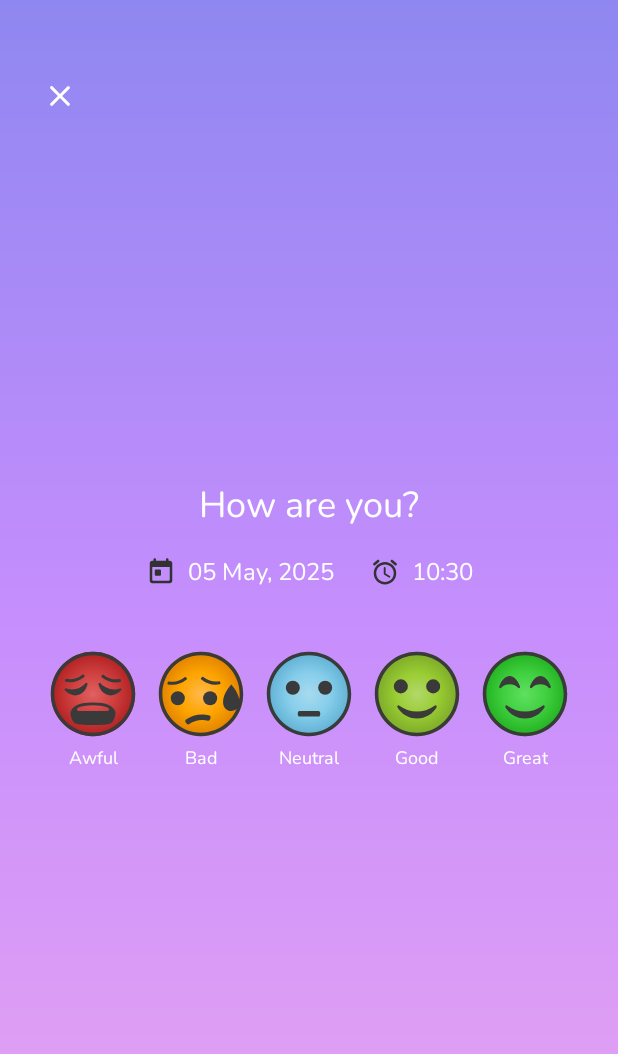
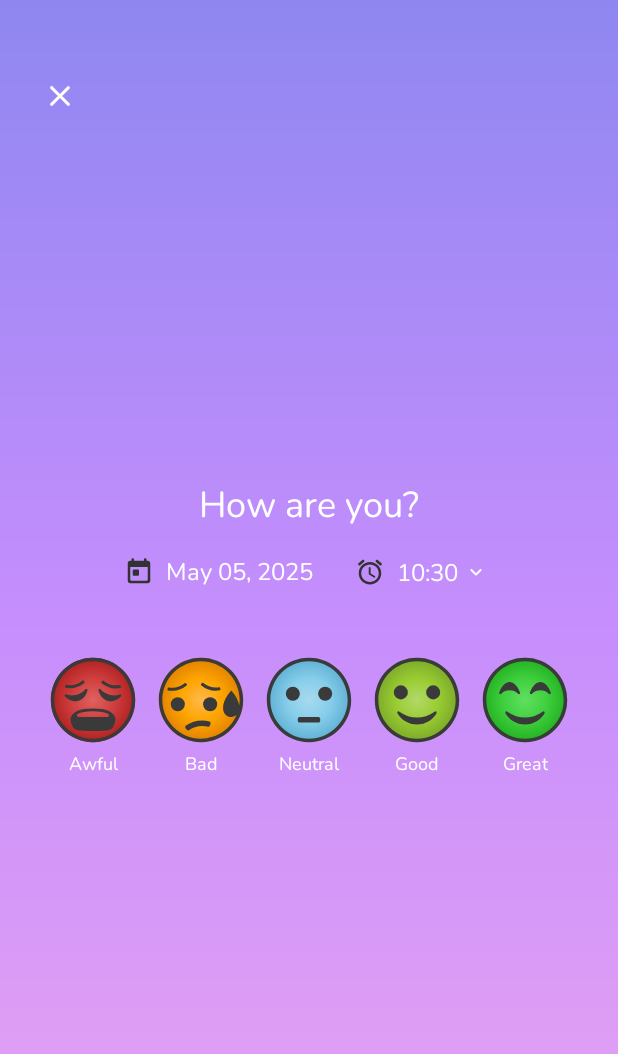
Before and after one commit to whoisridze/MoodTracker, an Android app: the LogMoodFragment screen opened through its navigation route, on a phone screen of 412 x 824 dp. Shown: the top 1054 px of the screen. Run offline under Robolectric (Android 15) with nearby library versions, the phone set to English and light mode, and no system bars; our stand-ins replace navigation-ui.

Commit message:
fix(mood-logging): fix time format inconsistency and add date sorting

```diff
--- a/app/src/main/java/com/whoisridze/moodtracker/data/repository/MoodRepositoryImpl.kt
+++ b/app/src/main/java/com/whoisridze/moodtracker/data/repository/MoodRepositoryImpl.kt
@@ -25,6 +25,7 @@ class MoodRepositoryImpl(private val context: Context) : MoodRepository {
             val moods = getMoods().toMutableList()
             moods.removeAll { it.date == moodEntry.date }
             moods.add(moodEntry)
+            moods.sortBy { it.date }
             val json = gson.toJson(moods)
             context.openFileOutput(fileName, Context.MODE_PRIVATE).use {
                 it.write(json.toByteArray())
--- a/app/src/main/java/com/whoisridze/moodtracker/ui/dashboard/LogMoodFragment.kt
+++ b/app/src/main/java/com/whoisridze/moodtracker/ui/dashboard/LogMoodFragment.kt
@@ -15,6 +15,8 @@ import androidx.core.view.isVisible
 import androidx.fragment.app.Fragment
 import androidx.lifecycle.ViewModelProvider
 import androidx.navigation.fragment.findNavController
+import com.google.android.material.timepicker.MaterialTimePicker
+import com.google.android.material.timepicker.TimeFormat
 import com.whoisridze.moodtracker.R
 import com.whoisridze.moodtracker.data.repository.MoodRepositoryImpl
 import com.whoisridze.moodtracker.domain.model.MoodValue
@@ -25,41 +27,16 @@ import java.time.format.DateTimeFormatter
 class LogMoodFragment : Fragment(R.layout.fragment_log_mood) {
 
     private enum class Mood(
-        @IdRes val btnId: Int,
         @DrawableRes val iconRes: Int,
+        @StringRes val labelRes: Int,
         @DrawableRes val bgRes: Int,
-        @StringRes val labelRes: Int
+        @IdRes val btnId: Int
     ) {
-        AWFUL(
-            R.id.btnMoodAwful,
-            R.drawable.ic_mood_awful,
-            R.drawable.bg_mood_awful,
-            R.string.tvMoodAwfulText
-        ),
-        BAD(
-            R.id.btnMoodBad,
-            R.drawable.ic_mood_bad,
-            R.drawable.bg_mood_bad,
-            R.string.tvMoodBadText
-        ),
-        NEUTRAL(
-            R.id.btnMoodNeutral,
-            R.drawable.ic_mood_neutral,
-            R.drawable.bg_mood_neutral,
-            R.string.tvMoodNeutralText
-        ),
-        GOOD(
-            R.id.btnMoodGood,
-            R.drawable.ic_mood_good,
-            R.drawable.bg_mood_good,
-            R.string.tvMoodGoodText
-        ),
-        GREAT(
-            R.id.btnMoodGreat,
-            R.drawable.ic_mood_great,
-            R.drawable.bg_mood_great,
-            R.string.tvMoodGreatText
-        );
+        AWFUL(R.drawable.ic_mood_awful, R.string.tvMoodAwfulText, R.drawable.bg_mood_awful, R.id.btnMoodAwful),
+        BAD(R.drawable.ic_mood_bad, R.string.tvMoodBadText, R.drawable.bg_mood_bad, R.id.btnMoodBad),
+        NEUTRAL(R.drawable.ic_mood_neutral, R.string.tvMoodNeutralText, R.drawable.bg_mood_neutral, R.id.btnMoodNeutral),
+        GOOD(R.drawable.ic_mood_good, R.string.tvMoodGoodText, R.drawable.bg_mood_good, R.id.btnMoodGood),
+        GREAT(R.drawable.ic_mood_great, R.string.tvMoodGreatText, R.drawable.bg_mood_great, R.id.btnMoodGreat)
     }
 
     private lateinit var motion: MotionLayout
@@ -68,10 +45,12 @@ class LogMoodFragment : Fragment(R.layout.fragment_log_mood) {
     private lateinit var btnSend: ImageButton
     private lateinit var tvHeader: TextView
     private lateinit var tvLabel: TextView
+    private lateinit var tvTime: TextView
     private lateinit var viewModel: LogMoodViewModel
 
     private var selectedMood: Mood? = null
     private lateinit var selectedDate: LocalDate
+    private lateinit var selectedTime: LocalTime
 
     override fun onViewCreated(view: View, savedInstanceState: Bundle?) {
         super.onViewCreated(view, savedInstanceState)
@@ -82,46 +61,28 @@ class LogMoodFragment : Fragment(R.layout.fragment_log_mood) {
         btnSend = view.findViewById(R.id.btnSend)
         tvHeader = view.findViewById(R.id.tvHeaderSelected)
         tvLabel = view.findViewById(R.id.tvSelectedMoodLabel)
+        tvTime = view.findViewById(R.id.tvTime)
 
         val repository = MoodRepositoryImpl(requireContext())
         val factory = LogMoodViewModelFactory(repository)
         viewModel = ViewModelProvider(this, factory)[LogMoodViewModel::class.java]
 
         selectedDate = getSelectedDateFromArguments()
+        selectedTime = LocalTime.now().withSecond(0).withNano(0)
 
         fillDateTime(view, selectedDate)
+        setupTimePickerClick(view)
         setupButtons(view)
+
         motion.setTransitionListener(object : MotionLayout.TransitionListener {
             override fun onTransitionCompleted(layout: MotionLayout, currentId: Int) {
-                val btnClose = view?.findViewById<ImageButton>(R.id.btnClose)
-                if (currentId == R.id.start) {
-                    setLabelsVisible(true)
-
-                    ivCenter.isVisible = false
-                    etReason.isVisible = false
-                    btnSend.isVisible = false
-                    tvHeader.isVisible = false
-                    tvLabel.isVisible = false
-
-                    Mood.entries.forEach { entry ->
-                        view?.findViewById<ImageButton>(entry.btnId)?.apply {
-                            alpha = 1f
-                            isEnabled = true
-                        }
-                    }
-
-                    motion.setBackgroundResource(R.drawable.bg_gradient)
-                    btnClose?.setImageResource(R.drawable.ic_close)
-                    btnClose?.contentDescription = getString(R.string.closeButtonDesc)
-
-                    selectedMood = null
-                } else if (currentId == R.id.end) {
-                    btnClose?.setImageResource(R.drawable.ic_arrow_back)
+                if (currentId == R.id.end) {
+                    setLabelsVisible(false)
                 }
             }
 
             override fun onTransitionChange(
-                l: MotionLayout,
+                layout: MotionLayout,
                 startId: Int,
                 endId: Int,
                 progress: Float
@@ -130,13 +91,41 @@ class LogMoodFragment : Fragment(R.layout.fragment_log_mood) {
 
             override fun onTransitionStarted(l: MotionLayout, startId: Int, endId: Int) {}
             override fun onTransitionTrigger(
-                l: MotionLayout,
+                layout: MotionLayout,
                 triggerId: Int,
-                pos: Boolean,
-                v: Float
+                positive: Boolean,
+                progress: Float
             ) {
             }
         })
+    }
+
+    private fun setupTimePickerClick(view: View) {
+        view.findViewById<View>(R.id.timePickerContainer).setOnClickListener {
+            showTimePickerDialog()
+        }
+    }
+
+    private fun showTimePickerDialog() {
+        val is24HourFormat = android.text.format.DateFormat.is24HourFormat(requireContext())
+
+        val timePickerDialog = MaterialTimePicker.Builder()
+            .setTimeFormat(if (is24HourFormat) TimeFormat.CLOCK_24H else TimeFormat.CLOCK_12H)
+            .setHour(selectedTime.hour)
+            .setMinute(selectedTime.minute)
+            .setTitleText(getString(R.string.tvTimeValue))
+            .build()
+
+        timePickerDialog.addOnPositiveButtonClickListener {
+            selectedTime = LocalTime.of(timePickerDialog.hour, timePickerDialog.minute)
+            updateTimeDisplay()
+        }
+
+        timePickerDialog.show(childFragmentManager, "TIME_PICKER")
+    }
+
+    private fun updateTimeDisplay() {
+        tvTime.text = selectedTime.format(DateTimeFormatter.ofPattern("HH:mm"))
     }
 
     private fun getSelectedDateFromArguments(): LocalDate {
@@ -153,33 +142,27 @@ class LogMoodFragment : Fragment(R.layout.fragment_log_mood) {
 
     private fun fillDateTime(root: View, date: LocalDate) {
         root.findViewById<TextView>(R.id.tvDate)
-            .text = date.format(DateTimeFormatter.ofPattern("dd MMMM, yyyy"))
-        root.findViewById<TextView>(R.id.tvTime)
-            .text = LocalTime.now().format(DateTimeFormatter.ofPattern("HH:mm"))
+            .text = date.format(DateTimeFormatter.ofPattern("MMM dd, yyyy"))
+        updateTimeDisplay()
     }
 
     private fun setupButtons(root: View) {
         Mood.entries.forEach { mood ->
-            root.findViewById<ImageButton>(mood.btnId).setOnClickListener {
+            root.findViewById<ImageButton>(mood.btnId)?.setOnClickListener {
                 onMoodChosen(mood)
             }
         }
 
         root.findViewById<ImageButton>(R.id.btnClose).setOnClickListener {
-            if (motion.currentState == R.id.end) {
-                motion.transitionToStart()
-            } else {
-                findNavController().navigateUp()
-            }
+            findNavController().navigateUp()
         }
 
         btnSend.setOnClickListener {
             selectedMood?.let { m ->
-                val time = LocalTime.now()
                 val moodValue = MoodValue.valueOf(m.name)
                 val reason = etReason.text.toString().takeIf { it.isNotBlank() }
 
-                viewModel.saveMood(selectedDate, time, moodValue, reason)
+                viewModel.saveMood(selectedDate, selectedTime, moodValue, reason)
 
                 Toast.makeText(requireContext(), "Saved!", Toast.LENGTH_SHORT).show()
             }
--- /dev/null
+++ b/app/src/main/res/drawable/ic_arrow_down.xml
@@ -0,0 +1,11 @@
+<vector xmlns:android="http://schemas.android.com/apk/res/android" android:height="40dp" android:viewportHeight="24" android:viewportWidth="24" android:width="40dp">
+
+    <group>
+
+        <clip-path android:pathData="M0,0h24v24h-24z"/>
+
+        <path android:fillColor="#323232" android:pathData="M15.88,9.29L12,13.17L8.12,9.29C7.73,8.9 7.1,8.9 6.71,9.29C6.32,9.68 6.32,10.31 6.71,10.7L11.3,15.29C11.69,15.68 12.32,15.68 12.71,15.29L17.3,10.7C17.69,10.31 17.69,9.68 17.3,9.29C16.91,8.91 16.27,8.9 15.88,9.29Z"/>
+
+    </group>
+
+</vector>
--- a/app/src/main/res/layout/fragment_log_mood.xml
+++ b/app/src/main/res/layout/fragment_log_mood.xml
@@ -21,7 +21,6 @@
         app:layout_constraintStart_toStartOf="parent"
         app:layout_constraintTop_toTopOf="parent"
         app:tint="@color/white" />
-
 
     <TextView
         android:id="@+id/tvHeaderSelected"
@@ -108,27 +107,46 @@
             app:layout_constraintStart_toEndOf="@+id/ivCalendar"
             app:layout_constraintTop_toTopOf="parent" />
 
+        <LinearLayout
+            android:id="@+id/timePickerContainer"
+            android:layout_width="wrap_content"
+            android:layout_height="wrap_content"
+            android:layout_marginStart="24dp"
+            android:background="?attr/selectableItemBackgroundBorderless"
+            android:clickable="true"
+            android:focusable="true"
+            android:gravity="center_vertical"
+            android:orientation="horizontal"
+            android:padding="4dp"
+            app:layout_constraintBottom_toBottomOf="@+id/tvDate"
+            app:layout_constraintStart_toEndOf="@+id/tvDate"
+            app:layout_constraintTop_toTopOf="parent">
+
             <ImageView
                 android:id="@+id/ivClock"
                 android:layout_width="20dp"
                 android:layout_height="20dp"
-            android:layout_marginStart="24dp"
                 android:contentDescription="@string/ivClockDesc"
-            android:src="@drawable/ic_clock"
-            app:layout_constraintBottom_toBottomOf="@+id/tvTime"
-            app:layout_constraintStart_toEndOf="@+id/tvDate"
-            app:layout_constraintTop_toTopOf="parent" />
+                android:src="@drawable/ic_clock" />
 
             <TextView
                 android:id="@+id/tvTime"
                 android:layout_width="wrap_content"
                 android:layout_height="wrap_content"
                 android:layout_marginStart="8dp"
+                android:layout_marginEnd="4dp"
                 android:text="@string/tvTimeValue"
                 android:textColor="@color/white"
-            android:textSize="16sp"
-            app:layout_constraintStart_toEndOf="@+id/ivClock"
-            app:layout_constraintTop_toTopOf="parent" />
+                android:textSize="16sp" />
+
+            <ImageView
+                android:id="@+id/ivTimeDropdown"
+                android:layout_width="16dp"
+                android:layout_height="16dp"
+                android:contentDescription="@string/ivSelectedTimeDesc"
+                android:src="@drawable/ic_arrow_down"
+                app:tint="@color/white" />
+        </LinearLayout>
     </androidx.constraintlayout.widget.ConstraintLayout>
 
     <ImageButton
--- a/app/src/main/res/values/strings.xml
+++ b/app/src/main/res/values/strings.xml
@@ -24,6 +24,7 @@
     <string name="ivClockDesc">clockIcon</string>
     <string name="ivSelectedMoodDesc">moodIcon</string>
     <string name="ivCatImageDesc">Cute cat image</string>
+    <string name="ivSelectedTimeDesc">Select time</string>
 
     <string name="awfulMoodButton">awfulMoodButton</string>
     <string name="badMoodButton">badMoodButton</string>
```
Lines whose indentation alone changed are shown as unchanged.
